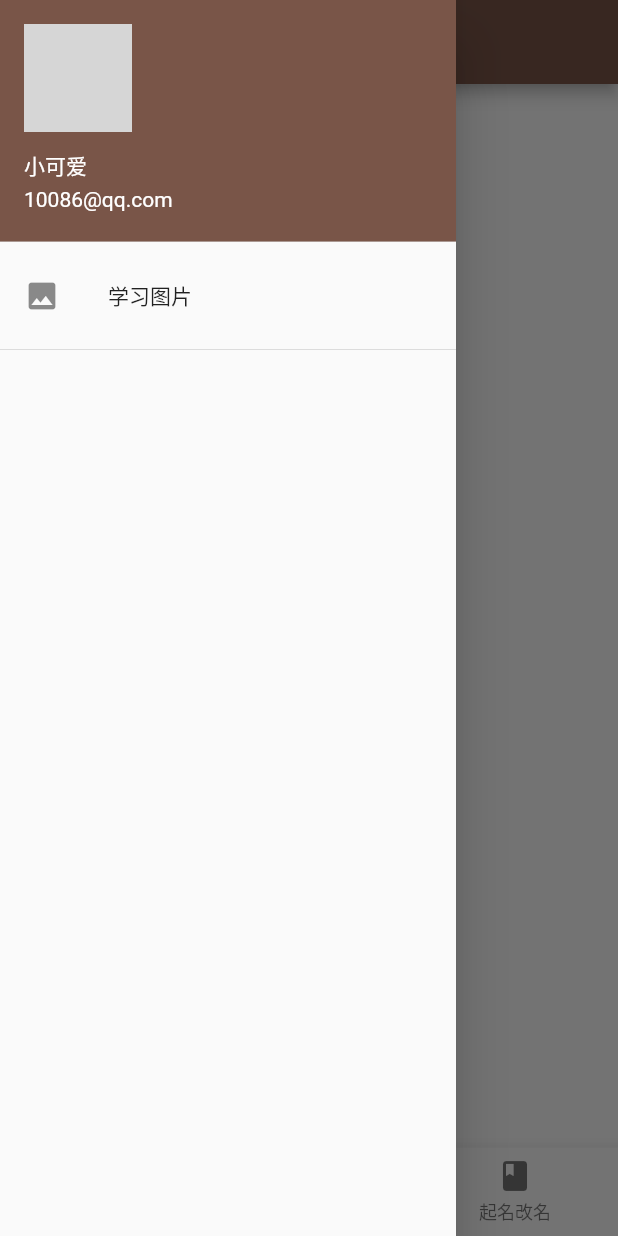
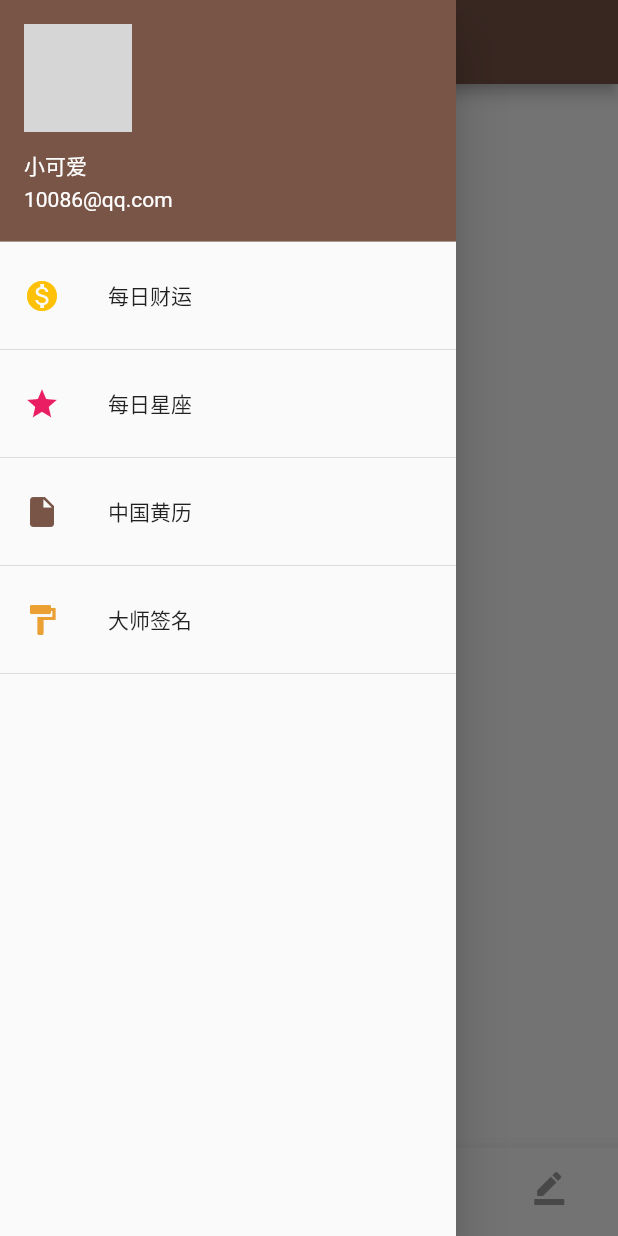
Before and after one commit to leijingxing/fate, a Flutter app: the Tabs screen opened directly, item 2 of the bottom bar chosen, with the side drawer open, on a phone screen of 412 x 824 dp. Run offline on Flutter 3.47's test engine with Material 2 defaults, Android fonts, the phone set to English and light mode, and no system bars; our stand-ins replace animated_text_kit, font_awesome_flutter; network calls fail; grey boxes are pictures that could not be loaded.

```diff
--- a/lib/tab/Tabs.dart
+++ b/lib/tab/Tabs.dart
@@ -1,4 +1,5 @@
 import 'package:flutter/material.dart';
+import 'package:font_awesome_flutter/font_awesome_flutter.dart';
 
 import 'Luck.dart';
 import 'Marriage.dart';
@@ -23,8 +24,8 @@
       body:  IndexedStack(children: <Widget>[
         Home(),
         Luck(),
+        Marriage(),
         Named(),
-        Marriage(),
       ],
         index: _currentIndex,
       ),
@@ -36,6 +37,7 @@
           });
         },
           fixedColor: Colors.brown,
+          unselectedItemColor: Colors.grey,
           items: [
             BottomNavigationBarItem(
               icon: Icon(Icons.home),
@@ -44,7 +46,9 @@
             BottomNavigationBarItem(
                 icon: Icon(Icons.category), title: Text("测运势")),
             BottomNavigationBarItem(
-                icon: Icon(Icons.book), title: Text("起名改名")),
+                icon: Icon(Icons.pregnant_woman), title: Text("测姻缘")),
+            BottomNavigationBarItem(
+                icon: Icon(Icons.border_color), title: Text("起名改名")),
           ]
       ),
       drawer: Drawer(
@@ -57,17 +61,41 @@
                 backgroundImage: NetworkImage(
                   "http://pic2.sc.chinaz.com/Files/pic/pic9/201912/zzpic22199.jpg"
                 ),
-              )
+              ),
             ),
             ListTile(
-              //图片赏析
-              leading: Icon(Icons.image),
-              title: Text("学习图片"),
+              leading: Icon(Icons.monetization_on,color: Colors.amber,),
+              title: Text("每日财运"),
               onTap: () {
 
               },
             ),
             Divider(),
+            ListTile(
+              leading: Icon(Icons.star,color: Colors.pink,),
+              title: Text("每日星座"),
+              onTap: () {
+
+              },
+            ),
+            Divider(),
+            ListTile(
+              leading: Icon(Icons.insert_drive_file,color: Colors.brown,),
+              title: Text("中国黄历"),
+              onTap: () {
+
+              },
+            ),
+            Divider(),
+             ListTile(
+              leading: Icon(Icons.format_paint,color: Color(0xFFeaa033),),
+              title: Text("大师签名"),
+              onTap: () {
+
+              },
+            ),
+            Divider(),
+
           ],
         ),
       ),
--- a/pubspec.yaml
+++ b/pubspec.yaml
@@ -26,6 +26,7 @@
   shared_preferences:
   animated_text_kit:
   fluttertoast:
+  font_awesome_flutter:
 dev_dependencies:
   flutter_test:
     sdk: flutter
```
Also changed, not shown: lib/tab/home.dart (+58 -1 lines), pubspec.lock.
